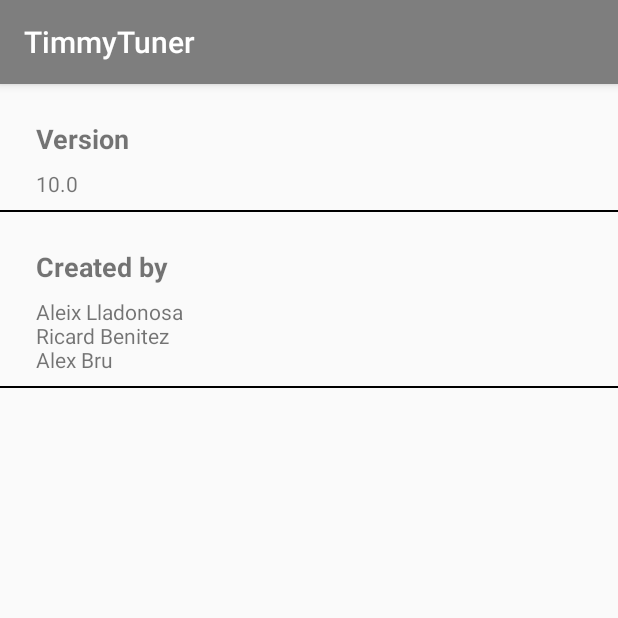
After one commit to Llado22/TimmyTuner, an Android app: the AboutActivity screen opened directly, with no data from a screen before it, on a phone screen of 412 x 824 dp, the top half of it. The commit adds this screen. Run offline under Robolectric (Android 15) with nearby library versions, the phone set to English and light mode, and no system bars; pictures from the network do not load.

Commit message:
Menu "About..." acabat

```diff
--- a/app/src/main/AndroidManifest.xml
+++ b/app/src/main/AndroidManifest.xml
@@ -1,7 +1,9 @@
 <?xml version="1.0" encoding="utf-8"?>
 <manifest xmlns:android="http://schemas.android.com/apk/res/android"
     package="tuners.timmy.timmytuner">
+
     <uses-permission android:name="android.permission.RECORD_AUDIO" />
+
     <application
         android:allowBackup="true"
         android:icon="@mipmap/ic_launcher"
@@ -19,6 +21,7 @@
                 <category android:name="android.intent.category.LAUNCHER" />
             </intent-filter>
         </activity>
+        <activity android:name=".AboutActivity"></activity>
     </application>
 
 </manifest>
--- /dev/null
+++ b/app/src/main/java/tuners/timmy/timmytuner/AboutActivity.java
@@ -0,0 +1,24 @@
+package tuners.timmy.timmytuner;
+
+import android.support.v7.app.AppCompatActivity;
+import android.os.Bundle;
+import android.widget.TextView;
+
+public class AboutActivity extends AppCompatActivity {
+
+    private TextView versionView, versionActual, createdView, createdActual;
+
+    @Override
+    protected void onCreate(Bundle savedInstanceState) {
+        super.onCreate(savedInstanceState);
+        setContentView(R.layout.activity_about);
+
+        versionView = findViewById(R.id.versionView);
+        versionActual = findViewById(R.id.versionActual);
+        createdView = findViewById(R.id.createdView);
+        createdActual = findViewById(R.id.createdActual);
+
+        versionActual.setText("10.0");
+        createdActual.setText("Aleix Lladonosa\nRicard Benitez\nAlex Bru");
+    }
+}
--- a/app/src/main/java/tuners/timmy/timmytuner/ChordsFragment.java
+++ b/app/src/main/java/tuners/timmy/timmytuner/ChordsFragment.java
@@ -31,7 +31,7 @@ public class ChordsFragment extends Fragment {
     private MAdapter adapter;
     private MAdapter2 adapter2;
     private String chord = "C";
-    private String add = "maj";
+    private String add = "Maj";
     private ImageView imageView_chord;
     private String name = "cmaj";
     private int selectedPosition=-1;
--- a/app/src/main/java/tuners/timmy/timmytuner/TimmyTunerActivity.java
+++ b/app/src/main/java/tuners/timmy/timmytuner/TimmyTunerActivity.java
@@ -1,6 +1,7 @@
 package tuners.timmy.timmytuner;
 
 import android.Manifest;
+import android.content.Intent;
 import android.content.pm.PackageManager;
 import android.os.Bundle;
 import android.support.design.widget.FloatingActionButton;
@@ -94,6 +95,7 @@ public class TimmyTunerActivity extends AppCompatActivity {
         askForPermission(Manifest.permission.RECORD_AUDIO, MICROPHONE_REQUEST);
     }
 
+
     @Override
     public boolean onCreateOptionsMenu(Menu menu) {
         // Inflate the menu; this adds items to the action bar if it is present.
@@ -109,11 +111,13 @@ public class TimmyTunerActivity extends AppCompatActivity {
         int id = item.getItemId();
 
         //noinspection SimplifiableIfStatement
-        if (id == R.id.action_settings) {
-            return true;
+        switch(id){
+            case R.id.action_about:
+                Intent intent = new Intent(this, AboutActivity.class);
+                startActivity(intent);
+                break;
         }
-
-        return super.onOptionsItemSelected(item);
+        return true;
     }
 
     public class SectionsPagerAdapter extends FragmentPagerAdapter {
--- /dev/null
+++ b/app/src/main/res/layout/activity_about.xml
@@ -0,0 +1,76 @@
+<?xml version="1.0" encoding="utf-8"?>
+<android.support.constraint.ConstraintLayout xmlns:android="http://schemas.android.com/apk/res/android"
+    xmlns:app="http://schemas.android.com/apk/res-auto"
+    xmlns:tools="http://schemas.android.com/tools"
+    android:layout_width="match_parent"
+    android:layout_height="match_parent"
+    tools:context=".AboutActivity">
+
+    <TextView
+        android:id="@+id/versionView"
+        android:layout_width="wrap_content"
+        android:layout_height="wrap_content"
+        android:layout_marginStart="24dp"
+        android:layout_marginLeft="24dp"
+        android:layout_marginTop="24dp"
+        android:text="@string/version"
+        android:textSize="18sp"
+        android:textStyle="bold"
+        app:layout_constraintStart_toStartOf="parent"
+        app:layout_constraintTop_toTopOf="parent"
+        tools:text="Version" />
+
+    <TextView
+        android:id="@+id/versionActual"
+        android:layout_width="wrap_content"
+        android:layout_height="wrap_content"
+        android:layout_marginStart="24dp"
+        android:layout_marginLeft="24dp"
+        android:layout_marginTop="8dp"
+        app:layout_constraintStart_toStartOf="parent"
+        app:layout_constraintTop_toBottomOf="@+id/versionView"
+        tools:text="8.0.1" />
+
+    <View
+        android:id="@+id/rule1"
+        android:layout_width="match_parent"
+        android:layout_height="1dp"
+        android:layout_marginTop="8dp"
+        android:background="@color/colorPrimaryDark"
+        app:layout_constraintLeft_toLeftOf="parent"
+        app:layout_constraintTop_toBottomOf="@id/versionActual" />
+
+    <TextView
+        android:id="@+id/createdView"
+        android:layout_width="wrap_content"
+        android:layout_height="wrap_content"
+        android:layout_marginStart="24dp"
+        android:layout_marginLeft="24dp"
+        android:layout_marginTop="24dp"
+        android:text="@string/createdby"
+        android:textSize="18sp"
+        android:textStyle="bold"
+        app:layout_constraintStart_toStartOf="parent"
+        app:layout_constraintTop_toBottomOf="@+id/rule1"
+        tools:text="Created by" />
+
+    <TextView
+        android:id="@+id/createdActual"
+        android:layout_width="wrap_content"
+        android:layout_height="wrap_content"
+        android:layout_marginStart="24dp"
+        android:layout_marginLeft="24dp"
+        android:layout_marginTop="8dp"
+        app:layout_constraintStart_toStartOf="parent"
+        app:layout_constraintTop_toBottomOf="@+id/createdView"
+        tools:text="Aleix Lladonosa" />
+
+    <View
+        android:id="@+id/rule2"
+        android:layout_width="match_parent"
+        android:layout_height="1dp"
+        android:layout_marginTop="8dp"
+        android:background="@color/colorPrimaryDark"
+        app:layout_constraintLeft_toLeftOf="parent"
+        app:layout_constraintTop_toBottomOf="@id/createdActual" />
+</android.support.constraint.ConstraintLayout>
--- a/app/src/main/res/menu/menu_timmy_tuner.xml
+++ b/app/src/main/res/menu/menu_timmy_tuner.xml
@@ -3,8 +3,8 @@
     xmlns:tools="http://schemas.android.com/tools"
     tools:context="tuners.timmy.timmytuner.TimmyTunerActivity">
     <item
-        android:id="@+id/action_settings"
+        android:id="@+id/action_about"
         android:orderInCategory="100"
-        android:title="@string/action_settings"
+        android:title="@string/action_about"
         app:showAsAction="never" />
 </menu>
--- a/app/src/main/res/values/strings.xml
+++ b/app/src/main/res/values/strings.xml
@@ -8,5 +8,8 @@
 
     <!-- TODO: Remove or change this placeholder text -->
     <string name="hello_blank_fragment">Hello blank fragment</string>
+    <string name="action_about">About...</string>
+    <string name="version">Version</string>
+    <string name="createdby">Created by</string>
 
 </resources>
```
